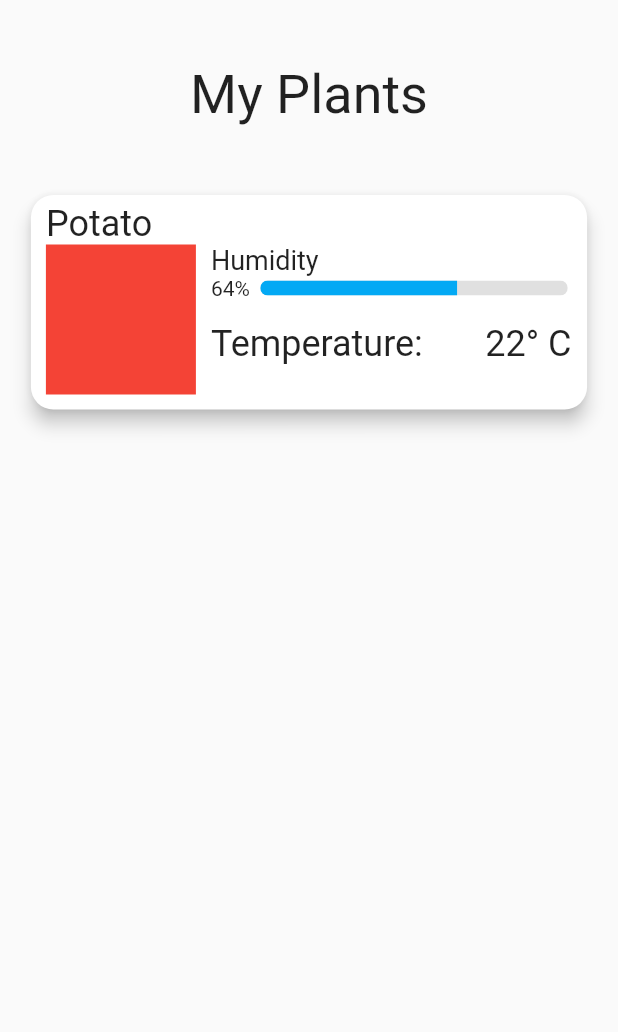
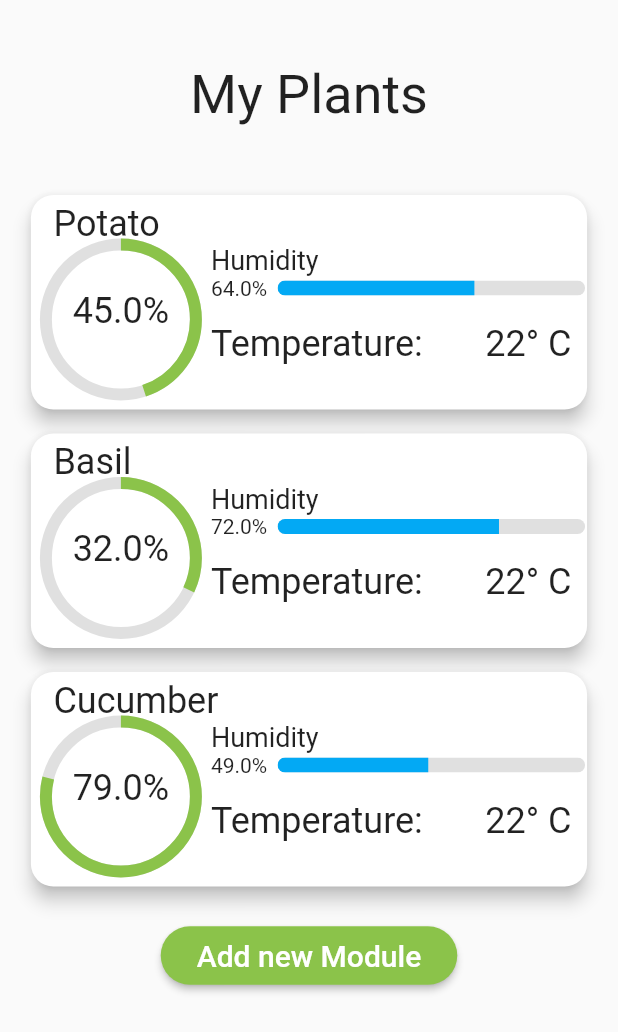
Before and after one commit to davidp-ro/aaaoleu, a Flutter app: the screen it shows after launch, on a phone screen of 412 x 824 dp. Shown: the top 1032 px of the screen. Run offline on Flutter 3.47's test engine with Material 2 defaults, Android fonts, the phone set to English and light mode, and no system bars; our stand-ins replace google_fonts; Roboto replaces fonts that are missing (Mukta).

Commit message:
Almost everything done

```diff
--- a/lib/main.dart
+++ b/lib/main.dart
@@ -56,7 +56,40 @@ class _HomePageState extends State<HomePage> {
                 ),
               ),
             ),
-            const PlantCard(title: "Potato"),
+            const PlantCard(
+              title: "Potato",
+              humidity: 0.64,
+              growth: 0.45,
+            ),
+            const PlantCard(
+              title: "Basil",
+              humidity: 0.72,
+              growth: 0.32,
+            ),
+            const PlantCard(
+              title: "Cucumber",
+              humidity: 0.49,
+              growth: 0.79,
+            ),
+            const SizedBox(
+              height: 10,
+            ),
+            ElevatedButton(
+                style: ElevatedButton.styleFrom(
+                    primary: Colors.lightGreen,
+                    shape: RoundedRectangleBorder(
+                        borderRadius: BorderRadius.circular(40))),
+                onPressed: () => {},
+                child: const Padding(
+                  padding: EdgeInsets.all(8.0),
+                  child: Text(
+                    "Add new Module",
+                    style: TextStyle(
+                      color: Colors.white,
+                      fontSize: 20,
+                    ),
+                  ),
+                ))
           ],
         ),
       ),
--- a/lib/plantcard.dart
+++ b/lib/plantcard.dart
@@ -2,7 +2,10 @@ import 'package:flutter/material.dart';
 
 class PlantCard extends StatefulWidget {
   final String title;
-  const PlantCard({Key? key, this.title = "MODULE"}) : super(key: key);
+  final double humidity, growth;
+  const PlantCard(
+      {Key? key, this.title = "MODULE", this.humidity = 0, this.growth = 0})
+      : super(key: key);
 
   @override
   _PlantCardState createState() => _PlantCardState();
@@ -11,7 +14,9 @@ class PlantCard extends StatefulWidget {
 class _PlantCardState extends State<PlantCard> {
   @override
   Widget build(BuildContext context) {
-    return Card(
+    return Padding(
+      padding: const EdgeInsets.only(bottom: 8.0),
+      child: Card(
         elevation: 5,
         shape: RoundedRectangleBorder(borderRadius: BorderRadius.circular(15)),
         color: Colors.white,
@@ -21,7 +26,7 @@ class _PlantCardState extends State<PlantCard> {
             crossAxisAlignment: CrossAxisAlignment.start,
             children: [
               Padding(
-              padding: const EdgeInsets.only(top: 5, left: 10),
+                padding: const EdgeInsets.only(top: 5, left: 15),
                 child: Text(
                   widget.title,
                   style: const TextStyle(
@@ -35,10 +40,31 @@ class _PlantCardState extends State<PlantCard> {
                   Padding(
                     padding:
                         const EdgeInsets.only(left: 10, right: 10, bottom: 10),
-                  child: Container(
-                    color: Colors.red,
+                    child: Stack(
+                      children: <Widget>[
+                        Container(
                           width: 100,
                           height: 100,
+                          child: CircularProgressIndicator(
+                            strokeWidth: 8,
+                            value: widget.growth,
+                            color: Colors.lightGreen,
+                            backgroundColor: Colors.black12,
+                          ),
+                        ),
+                        Positioned(
+                            bottom: 0,
+                            left: 0,
+                            right: 0,
+                            top: 30,
+                            child: Text(
+                              "${widget.growth * 100}%",
+                              textAlign: TextAlign.center,
+                              style: const TextStyle(
+                                fontSize: 24,
+                              ),
+                            )),
+                      ],
                     ),
                   ),
                   Column(
@@ -50,18 +76,19 @@ class _PlantCardState extends State<PlantCard> {
                           style: TextStyle(fontSize: 18),
                         ),
                         Row(
-                        children: const [
-                          Text("64%  "),
+                          children: [
+                            Text("${widget.humidity * 100}%  "),
                             SizedBox(
                               width: 205,
                               height: 10,
                               child: ClipRRect(
                                 borderRadius:
-                                  BorderRadius.all(Radius.circular(10)),
+                                    const BorderRadius.all(Radius.circular(10)),
                                 child: LinearProgressIndicator(
-                                value: 0.64,
+                                  value: widget.humidity,
                                   backgroundColor: Colors.black12,
-                                valueColor: AlwaysStoppedAnimation<Color>(
+                                  valueColor:
+                                      const AlwaysStoppedAnimation<Color>(
                                           Colors.lightBlue),
                                 ),
                               ),
@@ -81,6 +108,7 @@ class _PlantCardState extends State<PlantCard> {
             ],
           ),
         ),
+      ),
     );
   }
 }
```
Lines whose indentation alone changed are shown as unchanged.
